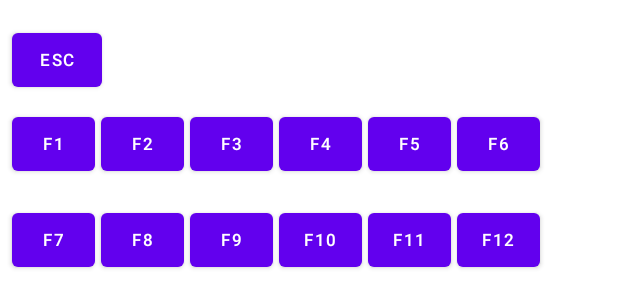
After one commit to pdziuba/le-potato, an Android app: the layout fragment_keyboard.xml on its own in the app's theme, with its tools: preview values and no code run, on a phone screen of 412 x 824 dp. The commit adds this screen. Shown: the top 308 px of the screen. Run offline under Robolectric (Android 15) with nearby library versions, the phone set to English and light mode, and no system bars.

Commit message:
Fragments for mouse and keyboard, unbind service in activity.onStop

```diff
--- a/app/build.gradle
+++ b/app/build.gradle
@@ -37,6 +37,7 @@ dependencies {
     implementation 'androidx.appcompat:appcompat:1.4.1'
     implementation 'com.google.android.material:material:1.5.0'
     implementation 'androidx.constraintlayout:constraintlayout:2.1.3'
+    implementation 'androidx.legacy:legacy-support-v4:1.0.0'
     testImplementation 'junit:junit:4.13.2'
     androidTestImplementation 'androidx.test.ext:junit:1.1.3'
     androidTestImplementation 'androidx.test.espresso:espresso-core:3.4.0'
--- a/app/src/main/java/com/le/potato/transport/BluetoothFacadeService.kt
+++ b/app/src/main/java/com/le/potato/transport/BluetoothFacadeService.kt
@@ -100,6 +100,7 @@ class BluetoothFacadeService(subject: DeviceConnectedSubject = DeviceConnectedSu
     }
 
     override fun onDestroy() {
+        Log.i(tag, "onDestroy called, deactivating transports")
         bleTransport.unregisterDeviceConnectedListener(bleListener)
         classicTransport.unregisterDeviceConnectedListener(classicListener)
         deactivate()
--- /dev/null
+++ b/app/src/main/res/layout/fragment_keyboard.xml
@@ -0,0 +1,154 @@
+<?xml version="1.0" encoding="utf-8"?>
+<androidx.constraintlayout.widget.ConstraintLayout xmlns:android="http://schemas.android.com/apk/res/android"
+    xmlns:app="http://schemas.android.com/apk/res-auto"
+    xmlns:tools="http://schemas.android.com/tools"
+    android:layout_width="match_parent"
+    android:layout_height="match_parent"
+    tools:context=".KeyboardFragment">
+
+    <Button
+        android:id="@+id/key_f11"
+        android:layout_width="55dp"
+        android:layout_height="wrap_content"
+        android:layout_marginStart="4dp"
+        android:onClick="onButtonPressed"
+        android:text="F11"
+        android:textSize="11sp"
+        app:layout_constraintBottom_toBottomOf="@+id/key_f7"
+        app:layout_constraintStart_toEndOf="@+id/key_f10" />
+
+    <Button
+        android:id="@+id/key_f12"
+        android:layout_width="55dp"
+        android:layout_height="wrap_content"
+        android:layout_marginStart="4dp"
+        android:onClick="onButtonPressed"
+        android:text="F12"
+        android:textSize="11sp"
+        app:layout_constraintBottom_toBottomOf="@+id/key_f7"
+        app:layout_constraintStart_toEndOf="@+id/key_f11" />
+
+    <Button
+        android:id="@+id/key_f10"
+        android:layout_width="55dp"
+        android:layout_height="wrap_content"
+        android:layout_marginStart="4dp"
+        android:onClick="onButtonPressed"
+        android:text="F10"
+        android:textSize="11sp"
+        app:layout_constraintBottom_toBottomOf="@+id/key_f7"
+        app:layout_constraintStart_toEndOf="@+id/key_f9" />
+
+    <Button
+        android:id="@+id/key_f7"
+        android:layout_width="55dp"
+        android:layout_height="wrap_content"
+        android:layout_marginStart="8dp"
+        android:layout_marginTop="16dp"
+        android:onClick="onButtonPressed"
+        android:text="F7"
+        android:textSize="11sp"
+        app:layout_constraintStart_toStartOf="parent"
+        app:layout_constraintTop_toBottomOf="@+id/key_f1" />
+
+    <Button
+        android:id="@+id/key_f8"
+        android:layout_width="55dp"
+        android:layout_height="wrap_content"
+        android:layout_marginStart="4dp"
+        android:onClick="onButtonPressed"
+        android:text="F8"
+        android:textSize="11sp"
+        app:layout_constraintBottom_toBottomOf="@+id/key_f7"
+        app:layout_constraintStart_toEndOf="@+id/key_f7" />
+
+    <Button
+        android:id="@+id/key_f9"
+        android:layout_width="55dp"
+        android:layout_height="wrap_content"
+        android:layout_marginStart="4dp"
+        android:onClick="onButtonPressed"
+        android:text="F9"
+        android:textSize="11sp"
+        app:layout_constraintBottom_toBottomOf="@+id/key_f7"
+        app:layout_constraintStart_toEndOf="@+id/key_f8" />
+
+    <Button
+        android:id="@+id/key_f2"
+        android:layout_width="55dp"
+        android:layout_height="wrap_content"
+        android:layout_marginStart="4dp"
+        android:onClick="onButtonPressed"
+        android:text="F2"
+        android:textSize="11sp"
+        app:layout_constraintBottom_toBottomOf="@+id/key_f1"
+        app:layout_constraintStart_toEndOf="@+id/key_f1" />
+
+    <Button
+        android:id="@+id/key_f3"
+        android:layout_width="55dp"
+        android:layout_height="wrap_content"
+        android:layout_marginStart="4dp"
+        android:onClick="onButtonPressed"
+        android:text="F3"
+        android:textSize="11sp"
+        app:layout_constraintBottom_toBottomOf="@+id/key_f1"
+        app:layout_constraintStart_toEndOf="@+id/key_f2" />
+
+    <Button
+        android:id="@+id/key_f4"
+        android:layout_width="55dp"
+        android:layout_height="wrap_content"
+        android:layout_marginStart="4dp"
+        android:onClick="onButtonPressed"
+        android:text="F4"
+        android:textSize="11sp"
+        app:layout_constraintBottom_toBottomOf="@+id/key_f1"
+        app:layout_constraintStart_toEndOf="@+id/key_f3" />
+
+    <Button
+        android:id="@+id/key_f5"
+        android:layout_width="55dp"
+        android:layout_height="wrap_content"
+        android:layout_marginStart="4dp"
+        android:onClick="onButtonPressed"
+        android:text="F5"
+        android:textSize="11sp"
+        app:layout_constraintBottom_toBottomOf="@+id/key_f1"
+        app:layout_constraintStart_toEndOf="@+id/key_f4" />
+
+    <Button
+        android:id="@+id/key_f6"
+        android:layout_width="55dp"
+        android:layout_height="wrap_content"
+        android:layout_marginStart="4dp"
+        android:onClick="onButtonPressed"
+        android:text="F6"
+        android:textSize="11sp"
+        app:layout_constraintBottom_toBottomOf="@+id/key_f1"
+        app:layout_constraintStart_toEndOf="@+id/key_f5" />
+
+    <Button
+        android:id="@+id/key_esc"
+        android:layout_width="60dp"
+        android:layout_height="wrap_content"
+        android:layout_marginStart="8dp"
+        android:layout_marginTop="16dp"
+        android:onClick="onButtonPressed"
+        android:text="Esc"
+        android:textSize="11sp"
+        app:layout_constraintStart_toStartOf="parent"
+        app:layout_constraintTop_toTopOf="parent" />
+
+    <Button
+        android:id="@+id/key_f1"
+        android:layout_width="55dp"
+        android:layout_height="wrap_content"
+        android:layout_marginStart="8dp"
+        android:layout_marginTop="8dp"
+        android:onClick="onButtonPressed"
+        android:text="F1"
+        android:textSize="11sp"
+        app:layout_constraintStart_toStartOf="parent"
+        app:layout_constraintTop_toBottomOf="@+id/key_esc" />
+</androidx.constraintlayout.widget.ConstraintLayout>
--- a/app/src/main/res/values/strings.xml
+++ b/app/src/main/res/values/strings.xml
@@ -2,6 +2,7 @@
     <string name="app_name">El Potato</string>
     <string name="connection_status">Connection status</string>
     <string name="button_keyboard">Keyboard</string>
+    <string name="button_mouse">Mouse</string>
     <string name="bluetooth_settings">Bluetooth settings</string>
     <string name="touchpad">Touchpad</string>
     <string name="device_name">Device name</string>
@@ -21,4 +22,6 @@
     <string name="advertising_error">Advertising error</string>
     <string name="connection_error">Connection error</string>
     <string name="connection_error_details">Connection error: %1$s</string>
+    <!-- TODO: Remove or change this placeholder text -->
+    <string name="hello_blank_fragment">Hello blank fragment</string>
 </resources>
```
Also changed, not shown: app/src/main/java/com/le/potato/BluetoothStatusActivity.kt (+25 -17 lines), app/src/main/java/com/le/potato/KeyboardFragment.kt (added, +36 -0 lines), app/src/main/java/com/le/potato/MainActivity.kt (+75 -8 lines), app/src/main/java/com/le/potato/MouseFragment.kt (added, +27 -0 lines), app/src/main/java/com/le/potato/transport/BluetoothClassicTransport.kt (+29 -6 lines), app/src/main/res/layout/activity_main.xml (+21 -10 lines), app/src/main/res/layout/fragment_mouse.xml (added, +22 -0 lines).
